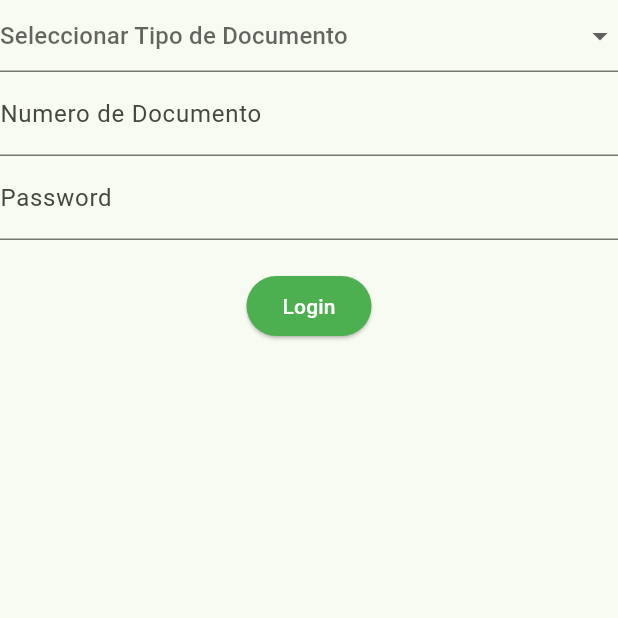
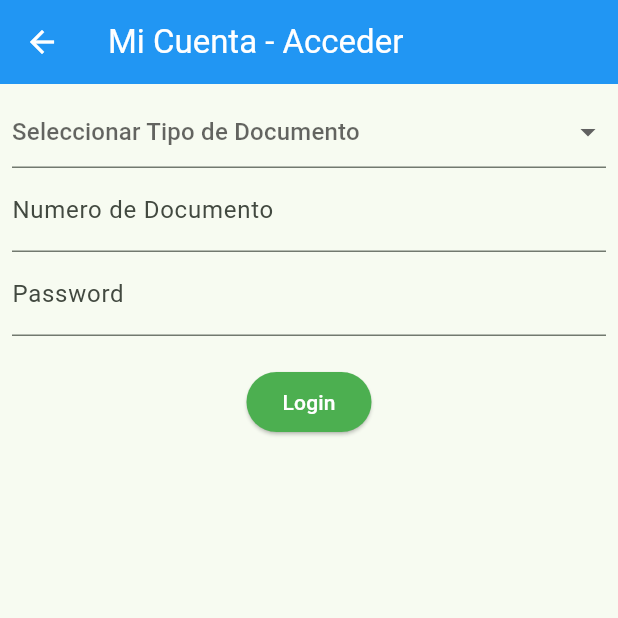
Before and after one commit to arma20044/formOK, a Flutter app: the screen it shows after launch, after a tap on the "menu" icon, after a tap on "Acceder", on a phone screen of 412 x 824 dp, the top half of it. Run offline on Flutter 3.47's test engine with Material 3 defaults, Android fonts, the phone set to English and light mode, and no system bars; our stand-ins replace dio, flutter_dotenv, flutter_riverpod, flutter_secure_storage, fluttertoast, font_awesome_flutter and 6 more; missing offline and left inert: flutter_pdfview, video_thumbnail; network calls fail.

Commit message:
mejorando login

```diff
--- a/lib/core/api/mi_ande_api.dart
+++ b/lib/core/api/mi_ande_api.dart
@@ -12,8 +12,8 @@ class MiAndeApi {
     : dio = Dio(
         BaseOptions(
           //baseUrl: Environment.hostCtxSiga, // 👈 usa el Environment global
-          connectTimeout: const Duration(seconds: 5),
-          receiveTimeout: const Duration(seconds: 3),
+          connectTimeout: const Duration(seconds: 15),
+          receiveTimeout: const Duration(seconds: 15),
           headers: {
             'x-so' : Platform.isAndroid ? 'android': 'ios'
           }
--- a/lib/core/router/app_router.dart
+++ b/lib/core/router/app_router.dart
@@ -1,6 +1,7 @@
 import 'package:flutter/material.dart';
 import 'package:flutter_riverpod/flutter_riverpod.dart';
 import 'package:form/core/auth/auth_notifier.dart';
+import 'package:form/core/auth/model/auth_state.dart';
 import 'package:form/core/auth/model/auth_state_data.dart';
 
 import 'package:form/main.dart';
@@ -15,45 +16,58 @@ import 'package:go_router/go_router.dart';
 
 
 final goRouterProvider = Provider<GoRouter>((ref) {
-  // Notifier simple que usaremos para "refrescar" GoRouter
   final refreshListenable = ValueNotifier<int>(0);
 
-  // Cuando cambie el authProvider, incrementamos el ValueNotifier
+  // Notificar GoRouter cuando cambie authProvider
   ref.listen<AsyncValue<AuthStateData>>(authProvider, (previous, next) {
-    refreshListenable.value++; // notifica a GoRouter
+    refreshListenable.value++;
   });
 
-  // Liberar el ValueNotifier cuando el provider se destruya
   ref.onDispose(() => refreshListenable.dispose());
 
-  // Observamos el estado para construir redirect/routes
   final authState = ref.watch(authProvider);
 
   return GoRouter(
     initialLocation: '/',
     refreshListenable: refreshListenable,
     routes: [
+      // Ruta login
       GoRoute(path: '/login', builder: (context, state) => const LoginScreen()),
+
+      // Home pública
       GoRoute(
         path: '/',
+        builder: (context, state) => const HomeScreen(),
+      ),
+
+      // Ruta privada opcional
+      GoRoute(
+        path: '/reclamosFaltaEnergia',
         builder: (context, state) {
-          if (authState.isLoading) return const SplashScreen();
-          if (authState.value == null) return const LoginScreen();
-          return const HomeScreen();
+          final isLoggedIn = authState.value != null;
+          if (isLoggedIn) {
+            return const ParentScreen(tipoReclamo: 'FE'); // versión completa
+          } else {
+            //return const GuestScreen(); // versión limitada si no está logueado
+            return Text("data");
+          }
         },
       ),
-      GoRoute(
-        path: '/reclamosFaltaEnergia',
-        builder: (context, state) => const ParentScreen(tipoReclamo: 'FE'),
-      ),
     ],
+
+    // Redireccionamiento general
     redirect: (context, state) {
       if (authState.isLoading) return null;
+
       final isLoggedIn = authState.value != null;
       final loggingIn = state.uri.path == '/login';
-      if (!isLoggedIn && !loggingIn) return '/login';
-      if (isLoggedIn && loggingIn) return '/';
-      return null;
+
+      // ⚡ Aquí quitamos el "forzar login" para rutas públicas
+      // Solo redirigir si el usuario intenta acceder a rutas privadas (ej: /admin)
+      // En este ejemplo, permitimos que '/reclamosFaltaEnergia' sea opcional
+
+      if (isLoggedIn && loggingIn) return '/'; // si ya logueado, ir al home
+      return null; // null = no hay redirección
     },
   );
 });
--- a/lib/presentation/auth/login_screen.dart
+++ b/lib/presentation/auth/login_screen.dart
@@ -61,11 +61,16 @@ class LoginScreen extends ConsumerWidget {
     });
 
     return Scaffold(
-      body: Center(
+      appBar: AppBar(
+        title: Text("Mi Cuenta - Acceder"),
+      ),
+      body: Padding(
+        padding: const EdgeInsets.all(8.0),
+        child: Center(
           child: Column(
             children: [
               DropdownButtonFormField<DropdownItem>(
-              value: selectedTipDocumento,
+                initialValue: selectedTipDocumento,
                 hint: const Text("Seleccionar Tipo de Documento"),
                 items: dropDownItems
                     .map(
@@ -109,8 +114,21 @@ class LoginScreen extends ConsumerWidget {
                         ),
                       )
                     : const Text("Login"),
+
+
               ),
+              if(authState.error == null)
+                Text("")
+
+              else if(authState.value?.state == AuthState.error || authState.value?.state == AuthState.unauthenticated)
+               Text("Error al iniciar sesión: ${authState.error}")
+
+,
+
+
             ],
+
+          ),
         ),
       ),
     );
--- a/lib/presentation/components/drawer/custom_drawer.dart
+++ b/lib/presentation/components/drawer/custom_drawer.dart
@@ -51,7 +51,7 @@ class CustomDrawer extends ConsumerWidget {
         padding: EdgeInsets.zero, // elimina el padding superior
         children: [
           DrawerHeader(
-            decoration: const BoxDecoration(color: Colors.blue),
+            //decoration: const BoxDecoration(color: ),
             child: Column(
               children: [
                 if(authState.value?.state == AuthState.authenticated)
@@ -73,7 +73,11 @@ class CustomDrawer extends ConsumerWidget {
               ],
             ),
             loading: () => const CircularProgressIndicator(),
-            error: (err, stack) => Text('Error: $err'),
+            error: (err, stack) =>
+
+               Text(authState.value!.state.toString())
+              //print('Error: $err')
+            ,
           ),
 
           //authState.asData?.value?.jWTtoken == null ?
@@ -93,7 +97,7 @@ class CustomDrawer extends ConsumerWidget {
               },
             ),
 
-          if (authState.value?.state == AuthState.unauthenticated)
+          if (authState.value?.state == AuthState.unauthenticated || authState.value?.state == AuthState.error)
             ListTile(
               leading: const Icon(Icons.login),
               title: const Text('Acceder'),
--- a/pubspec.yaml
+++ b/pubspec.yaml
@@ -14,6 +14,7 @@ dependencies:
   flutter_pdfview: ^1.4.3
   flutter_riverpod: ^3.0.1
   flutter_secure_storage: ^9.2.4
+  fluttertoast: ^9.0.0
   font_awesome_flutter: ^10.10.0
   formz: ^0.8.0
   geolocator: ^14.0.2
```
Also changed, not shown: lib/core/auth/auth_notifier.dart (+53 -9 lines), lib/presentation/screens/comercial/consulta_facturas_screen.dart (+26 -15 lines), pubspec.lock. Lines whose indentation alone changed are shown as unchanged.
